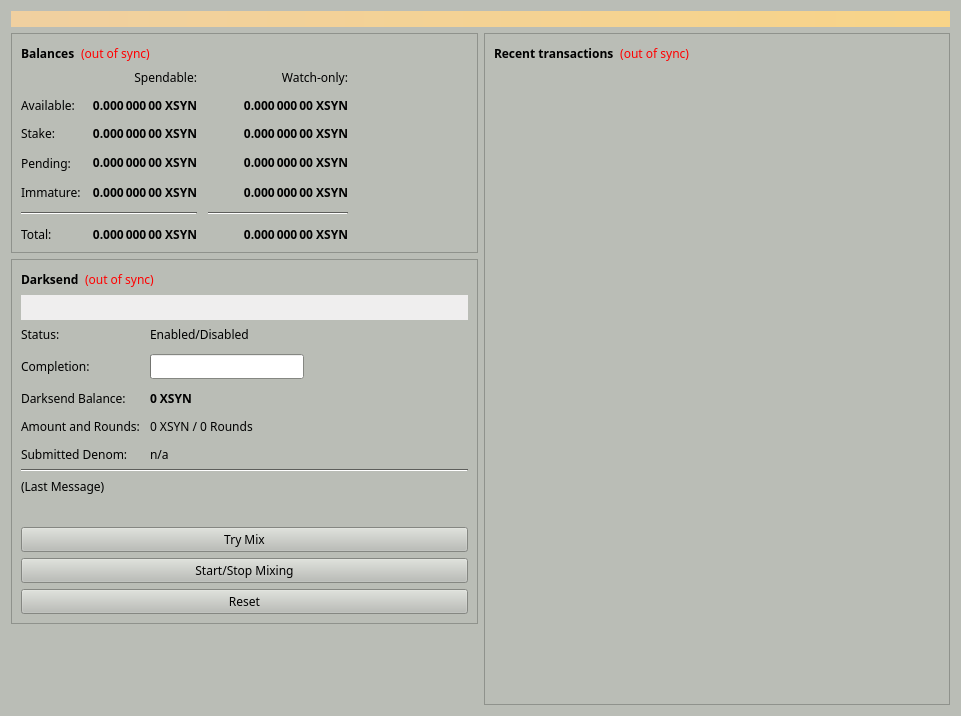
Old version of the form src/qt/forms/overviewpage.ui in the repository SyndicateCash/SyndicateCash.
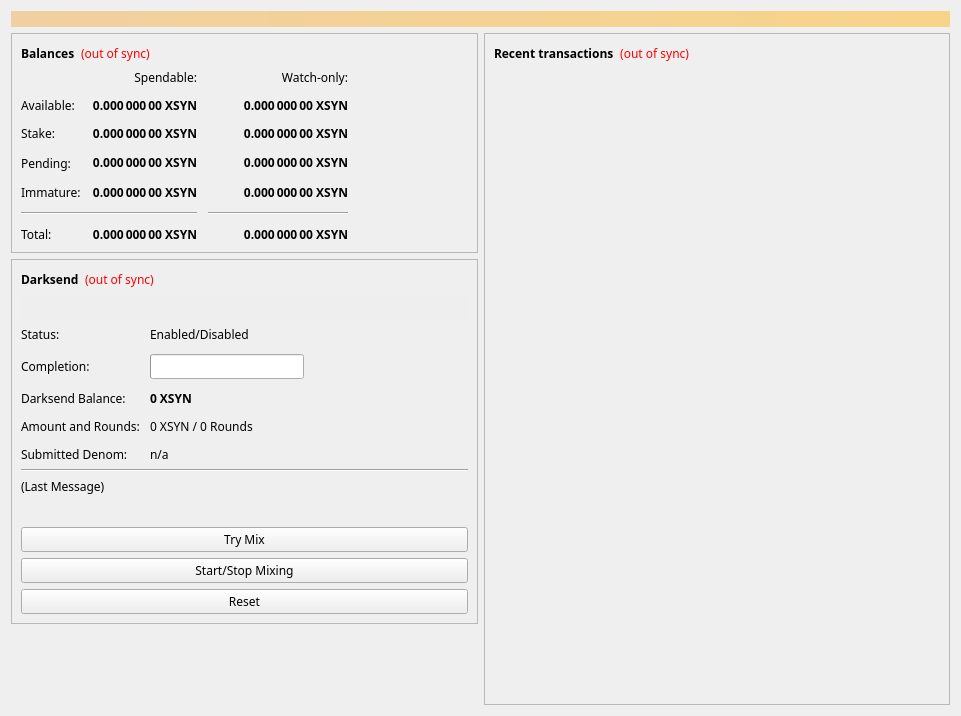
New version of the form.

What changed in the file:
```diff
--- a/src/qt/forms/overviewpage.ui
+++ b/src/qt/forms/overviewpage.ui
@@ -16,421 +16,6 @@
     <height>0</height>
    </size>
   </property>
-  <property name="palette">
-   <palette>
-    <active>
-     <colorrole role="WindowText">
-      <brush brushstyle="SolidPattern">
-       <color alpha="255">
-        <red>0</red>
-        <green>0</green>
-        <blue>0</blue>
-       </color>
-      </brush>
-     </colorrole>
-     <colorrole role="Button">
-      <brush brushstyle="SolidPattern">
-       <color alpha="255">
-        <red>186</red>
-        <green>189</green>
-        <blue>182</blue>
-       </color>
-      </brush>
-     </colorrole>
-     <colorrole role="Light">
-      <brush brushstyle="SolidPattern">
-       <color alpha="255">
-        <red>255</red>
-        <green>255</green>
-        <blue>255</blue>
-       </color>
-      </brush>
-     </colorrole>
-     <colorrole role="Midlight">
-      <brush brushstyle="SolidPattern">
-       <color alpha="255">
-        <red>220</red>
-        <green>222</green>
-        <blue>218</blue>
-       </color>
-      </brush>
-     </colorrole>
-     <colorrole role="Dark">
-      <brush brushstyle="SolidPattern">
-       <color alpha="255">
-        <red>93</red>
-        <green>94</green>
-        <blue>91</blue>
-       </color>
-      </brush>
-     </colorrole>
-     <colorrole role="Mid">
-      <brush brushstyle="SolidPattern">
-       <color alpha="255">
-        <red>124</red>
-        <green>126</green>
-        <blue>121</blue>
-       </color>
-      </brush>
-     </colorrole>
-     <colorrole role="Text">
-      <brush brushstyle="SolidPattern">
-       <color alpha="255">
-        <red>0</red>
-        <green>0</green>
-        <blue>0</blue>
-       </color>
-      </brush>
-     </colorrole>
-     <colorrole role="BrightText">
-      <brush brushstyle="SolidPattern">
-       <color alpha="255">
-        <red>255</red>
-        <green>255</green>
-        <blue>255</blue>
-       </color>
-      </brush>
-     </colorrole>
-     <colorrole role="ButtonText">
-      <brush brushstyle="SolidPattern">
-       <color alpha="255">
-        <red>0</red>
-        <green>0</green>
-        <blue>0</blue>
-       </color>
-      </brush>
-     </colorrole>
-     <colorrole role="Base">
-      <brush brushstyle="SolidPattern">
-       <color alpha="255">
-        <red>255</red>
-        <green>255</green>
-        <blue>255</blue>
-       </color>
-      </brush>
-     </colorrole>
-     <colorrole role="Window">
-      <brush brushstyle="SolidPattern">
-       <color alpha="255">
-        <red>186</red>
-        <green>189</green>
-        <blue>182</blue>
-       </color>
-      </brush>
-     </colorrole>
-     <colorrole role="Shadow">
-      <brush brushstyle="SolidPattern">
-       <color alpha="255">
-        <red>0</red>
-        <green>0</green>
-        <blue>0</blue>
-       </color>
-      </brush>
-     </colorrole>
-     <colorrole role="AlternateBase">
-      <brush brushstyle="SolidPattern">
-       <color alpha="255">
-        <red>220</red>
-        <green>222</green>
-        <blue>218</blue>
-       </color>
-      </brush>
-     </colorrole>
-     <colorrole role="ToolTipBase">
-      <brush brushstyle="SolidPattern">
-       <color alpha="255">
-        <red>255</red>
-        <green>255</green>
-        <blue>220</blue>
-       </color>
-      </brush>
-     </colorrole>
-     <colorrole role="ToolTipText">
-      <brush brushstyle="SolidPattern">
-       <color alpha="255">
-        <red>0</red>
-        <green>0</green>
-        <blue>0</blue>
-       </color>
-      </brush>
-     </colorrole>
-    </active>
-    <inactive>
-     <colorrole role="WindowText">
-      <brush brushstyle="SolidPattern">
-       <color alpha="255">
-        <red>0</red>
-        <green>0</green>
-        <blue>0</blue>
-       </color>
-      </brush>
-     </colorrole>
-     <colorrole role="Button">
-      <brush brushstyle="SolidPattern">
-       <color alpha="255">
-        <red>186</red>
-        <green>189</green>
-        <blue>182</blue>
-       </color>
-      </brush>
-     </colorrole>
-     <colorrole role="Light">
-      <brush brushstyle="SolidPattern">
-       <color alpha="255">
-        <red>255</red>
-        <green>255</green>
-        <blue>255</blue>
-       </color>
-      </brush>
-     </colorrole>
-     <colorrole role="Midlight">
-      <brush brushstyle="SolidPattern">
-       <color alpha="255">
-        <red>220</red>
-        <green>222</green>
-        <blue>218</blue>
-       </color>
-      </brush>
-     </colorrole>
-     <colorrole role="Dark">
-      <brush brushstyle="SolidPattern">
-       <color alpha="255">
-        <red>93</red>
-        <green>94</green>
-        <blue>91</blue>
-       </color>
-      </brush>
-     </colorrole>
-     <colorrole role="Mid">
-      <brush brushstyle="SolidPattern">
-       <color alpha="255">
-        <red>124</red>
-        <green>126</green>
-        <blue>121</blue>
-       </color>
-      </brush>
-     </colorrole>
-     <colorrole role="Text">
-      <brush brushstyle="SolidPattern">
-       <color alpha="255">
-        <red>0</red>
-        <green>0</green>
-        <blue>0</blue>
-       </color>
-      </brush>
-     </colorrole>
-     <colorrole role="BrightText">
-      <brush brushstyle="SolidPattern">
-       <color alpha="255">
-        <red>255</red>
-        <green>255</green>
-        <blue>255</blue>
-       </color>
-      </brush>
-     </colorrole>
-     <colorrole role="ButtonText">
-      <brush brushstyle="SolidPattern">
-       <color alpha="255">
-        <red>0</red>
-        <green>0</green>
-        <blue>0</blue>
-       </color>
-      </brush>
-     </colorrole>
-     <colorrole role="Base">
-      <brush brushstyle="SolidPattern">
-       <color alpha="255">
-        <red>255</red>
-        <green>255</green>
-        <blue>255</blue>
-       </color>
-      </brush>
-     </colorrole>
-     <colorrole role="Window">
-      <brush brushstyle="SolidPattern">
-       <color alpha="255">
-        <red>186</red>
-        <green>189</green>
-        <blue>182</blue>
-       </color>
-      </brush>
-     </colorrole>
-     <colorrole role="Shadow">
-      <brush brushstyle="SolidPattern">
-       <color alpha="255">
-        <red>0</red>
-        <green>0</green>
-        <blue>0</blue>
-       </color>
-      </brush>
-     </colorrole>
-     <colorrole role="AlternateBase">
-      <brush brushstyle="SolidPattern">
-       <color alpha="255">
-        <red>220</red>
-        <green>222</green>
-        <blue>218</blue>
-       </color>
-      </brush>
-     </colorrole>
-     <colorrole role="ToolTipBase">
-      <brush brushstyle="SolidPattern">
-       <color alpha="255">
-        <red>255</red>
-        <green>255</green>
-        <blue>220</blue>
-       </color>
-      </brush>
-     </colorrole>
-     <colorrole role="ToolTipText">
-      <brush brushstyle="SolidPattern">
-       <color alpha="255">
-        <red>0</red>
-        <green>0</green>
-        <blue>0</blue>
-       </color>
-      </brush>
-     </colorrole>
-    </inactive>
-    <disabled>
-     <colorrole role="WindowText">
-      <brush brushstyle="SolidPattern">
-       <color alpha="255">
-        <red>93</red>
-        <green>94</green>
-        <blue>91</blue>
-       </color>
-      </brush>
-     </colorrole>
-     <colorrole role="Button">
-      <brush brushstyle="SolidPattern">
-       <color alpha="255">
-        <red>186</red>
-        <green>189</green>
-        <blue>182</blue>
-       </color>
-      </brush>
-     </colorrole>
-     <colorrole role="Light">
-      <brush brushstyle="SolidPattern">
-       <color alpha="255">
-        <red>255</red>
-        <green>255</green>
-        <blue>255</blue>
-       </color>
-      </brush>
-     </colorrole>
-     <colorrole role="Midlight">
-      <brush brushstyle="SolidPattern">
-       <color alpha="255">
-        <red>220</red>
-        <green>222</green>
-        <blue>218</blue>
-       </color>
-      </brush>
-     </colorrole>
-     <colorrole role="Dark">
-      <brush brushstyle="SolidPattern">
-       <color alpha="255">
-        <red>93</red>
-        <green>94</green>
-        <blue>91</blue>
-       </color>
-      </brush>
-     </colorrole>
-     <colorrole role="Mid">
-      <brush brushstyle="SolidPattern">
-       <color alpha="255">
-        <red>124</red>
-        <green>126</green>
-        <blue>121</blue>
-       </color>
-      </brush>
-     </colorrole>
-     <colorrole role="Text">
-      <brush brushstyle="SolidPattern">
-       <color alpha="255">
-        <red>93</red>
-        <green>94</green>
-        <blue>91</blue>
-       </color>
-      </brush>
-     </colorrole>
-     <colorrole role="BrightText">
-      <brush brushstyle="SolidPattern">
-       <color alpha="255">
-        <red>255</red>
-        <green>255</green>
-        <blue>255</blue>
-       </color>
-      </brush>
-     </colorrole>
-     <colorrole role="ButtonText">
-      <brush brushstyle="SolidPattern">
-       <color alpha="255">
-        <red>93</red>
-        <green>94</green>
-        <blue>91</blue>
-       </color>
-      </brush>
-     </colorrole>
-     <colorrole role="Base">
-      <brush brushstyle="SolidPattern">
-       <color alpha="255">
-        <red>186</red>
-        <green>189</green>
-        <blue>182</blue>
-       </color>
-      </brush>
-     </colorrole>
-     <colorrole role="Window">
-      <brush brushstyle="SolidPattern">
-       <color alpha="255">
-        <red>186</red>
-        <green>189</green>
-        <blue>182</blue>
-       </color>
-      </brush>
-     </colorrole>
-     <colorrole role="Shadow">
-      <brush brushstyle="SolidPattern">
-       <color alpha="255">
-        <red>0</red>
-        <green>0</green>
-        <blue>0</blue>
-       </color>
-      </brush>
-     </colorrole>
-     <colorrole role="AlternateBase">
-      <brush brushstyle="SolidPattern">
-       <color alpha="255">
-        <red>186</red>
-        <green>189</green>
-        <blue>182</blue>
-       </color>
-      </brush>
-     </colorrole>
-     <colorrole role="ToolTipBase">
-      <brush brushstyle="SolidPattern">
-       <color alpha="255">
-        <red>255</red>
-        <green>255</green>
-        <blue>220</blue>
-       </color>
-      </brush>
-     </colorrole>
-     <colorrole role="ToolTipText">
-      <brush brushstyle="SolidPattern">
-       <color alpha="255">
-        <red>0</red>
-        <green>0</green>
-        <blue>0</blue>
-       </color>
-      </brush>
-     </colorrole>
-    </disabled>
-   </palette>
-  </property>
   <property name="font">
    <font>
     <family>Sawasdee</family>
```
